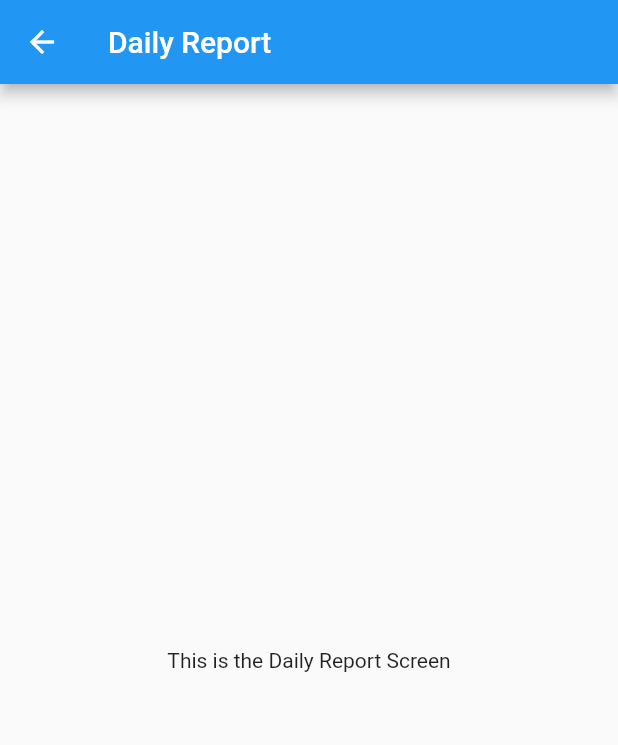
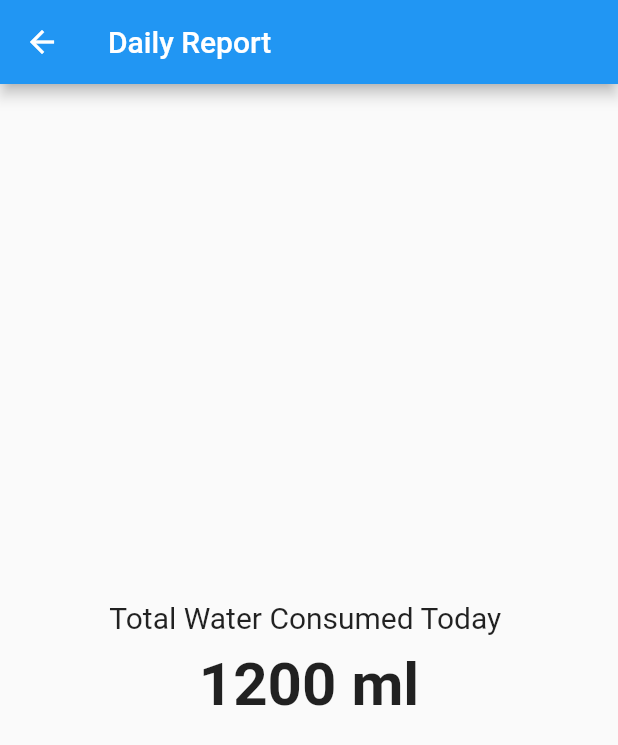
Before and after one commit to RafatMeraz/ostad-practice-projects, a Flutter app: the screen it shows after launch, after a tap on "Daily Report", on a phone screen of 412 x 824 dp. Shown: the top 745 px of the screen. Run offline on Flutter 3.47's test engine with Material 2 defaults, Android fonts, the light colour scheme and no system bars.

Commit message:
added reviwed changes

```diff
--- a/h20/lib/main.dart
+++ b/h20/lib/main.dart
@@ -1,36 +1,6 @@
 import 'package:flutter/material.dart';
-import 'package:provider/provider.dart';
-import 'package:h20/models/water_tracker.dart';
-import 'package:h20/presentation/screens/home_screen.dart';
-import 'package:h20/presentation/screens/splash_screen.dart';
+import 'package:h20/presentation/app.dart';
 
 void main() {
-  runApp(H2OApp());
+  runApp(const H2OApp());
 }
-
-class H2OApp extends StatelessWidget {
-  const H2OApp({Key? key}) : super(key: key);
-
-  @override
-  Widget build(BuildContext context) {
-    return MultiProvider(
-      providers: [
-        ChangeNotifierProvider<WaterTracker>(
-          create: (_) => WaterTracker(),
-        ),
-      ],
-      child: MaterialApp(
-        debugShowCheckedModeBanner: false,
-        title: 'Splash Screen',
-        theme: ThemeData(
-          primarySwatch: Colors.blue,
-        ),
-        initialRoute: '/',
-        routes: {
-          '/': (context) => SplashScreen(),
-          '/home': (context) => HomeScreen(),
-        },
-      ),
-    );
-  }
-}
--- /dev/null
+++ b/h20/lib/presentation/app.dart
@@ -0,0 +1,39 @@
+import 'package:flutter/material.dart';
+import 'package:provider/provider.dart';
+import 'package:h20/models/water_tracker.dart';
+import 'package:h20/presentation/screens/home_screen.dart';
+import 'package:h20/presentation/screens/splash_screen.dart';
+
+void main() {
+  runApp(H2OApp());
+}
+
+class H2OApp extends StatelessWidget {
+  const H2OApp({Key? key}) : super(key: key);
+
+  @override
+  Widget build(BuildContext context) {
+    return MultiProvider(
+      providers: [
+        ChangeNotifierProvider<WaterTracker>(
+          create: (_) => WaterTracker(),
+        ),
+      ],
+      child: MaterialApp(
+        debugShowCheckedModeBanner: false,
+        theme: ThemeData(
+          brightness: Brightness.light,
+          primarySwatch: Colors.blue,
+        ),
+        darkTheme: ThemeData(
+          brightness: Brightness.dark,
+        ),
+        initialRoute: '/',
+        routes: {
+          '/': (context) => SplashScreen(),
+          '/home': (context) => HomeScreen(),
+        },
+      ),
+    );
+  }
+}
--- a/h20/lib/presentation/screens/daily_report_screen.dart
+++ b/h20/lib/presentation/screens/daily_report_screen.dart
@@ -3,12 +3,27 @@ import 'package:flutter/material.dart';
 class DailyReportScreen extends StatelessWidget {
   @override
   Widget build(BuildContext context) {
+    int totalWaterConsumed = 1200; // in milliliters
+
     return Scaffold(
       appBar: AppBar(
-        title: Text('Daily Report'),
+        title: Text('Daily Report  '),
       ),
       body: Center(
-        child: Text('This is the Daily Report Screen'),
+        child: Column(
+          mainAxisAlignment: MainAxisAlignment.center,
+          children: [
+            Text(
+              'Total Water Consumed Today ',
+              style: TextStyle(fontSize: 20),
+            ),
+            SizedBox(height: 10),
+            Text(
+              '$totalWaterConsumed ml',
+              style: TextStyle(fontSize: 40, fontWeight: FontWeight.bold),
+            ),
+          ],
+        ),
       ),
     );
   }
--- a/h20/lib/presentation/screens/weekly_report_screen.dart
+++ b/h20/lib/presentation/screens/weekly_report_screen.dart
@@ -8,7 +8,7 @@ class WeeklyReportScreen extends StatelessWidget {
         title: Text('Weekly Report'),
       ),
       body: Center(
-        child: Text('This is the Weekly Report Screen'),
+        child: Text('This is the Weekly  '),
       ),
     );
   }
--- a/h20/pubspec.yaml
+++ b/h20/pubspec.yaml
@@ -62,7 +62,7 @@ flutter:
 
   # To add assets to your application, add an assets section, like this:
   assets:
-    - images/
+    - assets/images/
 
   # An image asset can refer to one or more resolution-specific "variants", see
   # https://flutter.dev/assets-and-images/#resolution-aware
```
Also changed, not shown: h20/assets/images/logo.png (renamed from h20/images/logo.png), 2 other files.
